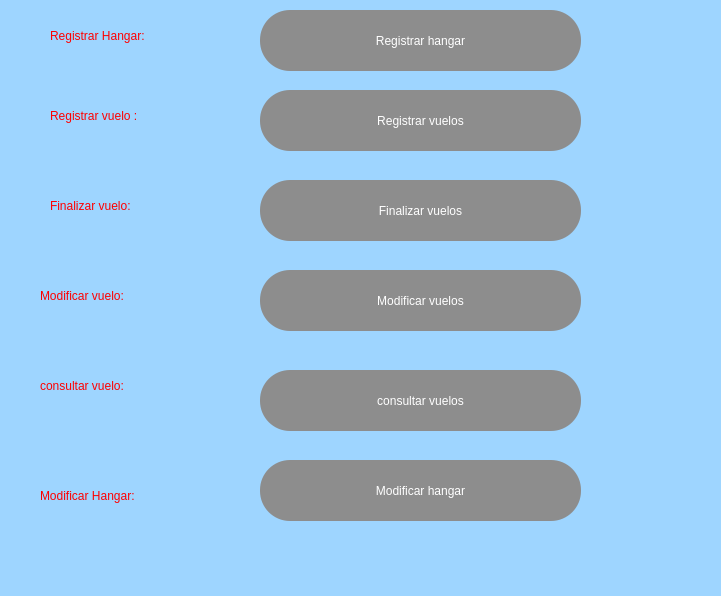
andresparra85/proyecto-aeropuerto, file sub_menu.ui: the form before one commit.
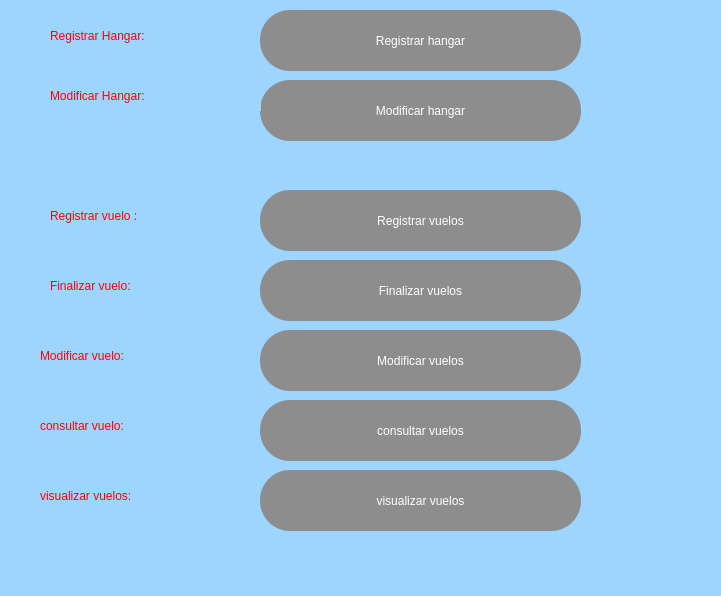
The form after the commit.

Patch:
```diff
--- a/sub_menu.ui
+++ b/sub_menu.ui
@@ -21,7 +21,7 @@
     <property name="geometry">
      <rect>
       <x>50</x>
-      <y>100</y>
+      <y>200</y>
       <width>211</width>
       <height>31</height>
      </rect>
@@ -39,7 +39,7 @@
     <property name="geometry">
      <rect>
       <x>50</x>
-      <y>190</y>
+      <y>270</y>
       <width>211</width>
       <height>31</height>
      </rect>
@@ -110,7 +110,7 @@
     <property name="geometry">
      <rect>
       <x>260</x>
-      <y>90</y>
+      <y>190</y>
       <width>321</width>
       <height>61</height>
      </rect>
@@ -145,7 +145,7 @@
     <property name="geometry">
      <rect>
       <x>260</x>
-      <y>180</y>
+      <y>260</y>
       <width>321</width>
       <height>61</height>
      </rect>
@@ -180,7 +180,7 @@
     <property name="geometry">
      <rect>
       <x>40</x>
-      <y>280</y>
+      <y>340</y>
       <width>211</width>
       <height>31</height>
      </rect>
@@ -198,7 +198,7 @@
     <property name="geometry">
      <rect>
       <x>260</x>
-      <y>270</y>
+      <y>330</y>
       <width>321</width>
       <height>61</height>
      </rect>
@@ -233,7 +233,7 @@
     <property name="geometry">
      <rect>
       <x>260</x>
-      <y>370</y>
+      <y>400</y>
       <width>321</width>
       <height>61</height>
      </rect>
@@ -268,7 +268,7 @@
     <property name="geometry">
      <rect>
       <x>40</x>
-      <y>370</y>
+      <y>410</y>
       <width>211</width>
       <height>31</height>
      </rect>
@@ -286,7 +286,7 @@
     <property name="geometry">
      <rect>
       <x>260</x>
-      <y>460</y>
+      <y>80</y>
       <width>321</width>
       <height>61</height>
      </rect>
@@ -320,8 +320,8 @@
    <widget class="QLabel" name="label_8">
     <property name="geometry">
      <rect>
-      <x>40</x>
-      <y>480</y>
+      <x>50</x>
+      <y>80</y>
       <width>211</width>
       <height>31</height>
      </rect>
@@ -335,6 +335,59 @@
      <string>Modificar Hangar:</string>
     </property>
    </widget>
+   <widget class="QLabel" name="label_9">
+    <property name="geometry">
+     <rect>
+      <x>40</x>
+      <y>480</y>
+      <width>211</width>
+      <height>31</height>
+     </rect>
+    </property>
+    <property name="styleSheet">
+     <string notr="true">
+font: 75 14pt &quot;MS Shell Dlg 2&quot;;
+color: rgb(255, 0, 0);</string>
+    </property>
+    <property name="text">
+     <string>visualizar vuelos:</string>
+    </property>
+   </widget>
+   <widget class="QPushButton" name="btn_visualizar">
+    <property name="geometry">
+     <rect>
+      <x>260</x>
+      <y>470</y>
+      <width>321</width>
+      <height>61</height>
+     </rect>
+    </property>
+    <property name="styleSheet">
+     <string notr="true">QPushButton{
+font: 90 20pt &quot;MS Shell Dlg 2&quot;;
+  color:rgb(255, 255, 255);
+  
+	background-color: rgb(104, 127, 143);
+border-radius:30px;
+}
+QPushButton:hover{
+background-color: rgb(255, 0,0 );
+	color:rgb(255, 255, 255);
+}
+
+QPushButton{
+
+  color:rgb(255, 255, 255);
+  
+	
+	background-color: rgb(141, 141, 141);
+}
+</string>
+    </property>
+    <property name="text">
+     <string>visualizar vuelos</string>
+    </property>
+   </widget>
   </widget>
   <widget class="QMenuBar" name="menubar">
    <property name="geometry">
```
